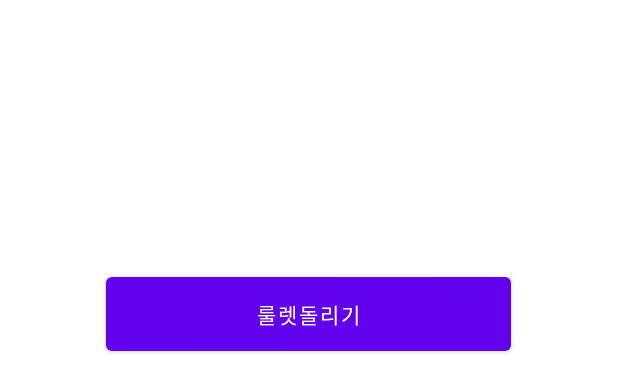
After one commit to onepinepollen/Capstone_Design_01, an Android app: the layout minigame_main.xml on its own in the app's theme, with its tools: preview values and no code run, on a phone screen of 412 x 824 dp. The commit adds this screen. Shown: the top 392 px of the screen. Run offline under Robolectric (Android 15) with nearby library versions, the phone set to English and light mode, and no system bars.

Commit message:
미니게임01

```diff
--- a/app/src/main/res/layout/activity_main.xml
+++ b/app/src/main/res/layout/activity_main.xml
@@ -17,7 +17,7 @@
         app:layout_constraintTop_toBottomOf="@+id/textView" />
 
     <Button
-        android:id="@+id/button2"
+        android:id="@+id/minigame"
         android:layout_width="270dp"
         android:layout_height="61dp"
         android:layout_marginTop="16dp"
--- /dev/null
+++ b/app/src/main/res/layout/minigame_main.xml
@@ -0,0 +1,20 @@
+<?xml version="1.0" encoding="utf-8"?>
+<androidx.constraintlayout.widget.ConstraintLayout xmlns:android="http://schemas.android.com/apk/res/android"
+    xmlns:app="http://schemas.android.com/apk/res-auto"
+    xmlns:tools="http://schemas.android.com/tools"
+    android:layout_width="match_parent"
+    android:layout_height="match_parent"
+    tools:context=".MainActivity">
+
+    <Button
+        android:id="@+id/rouletteButton"
+        android:layout_width="270dp"
+        android:layout_height="61dp"
+        android:layout_marginBottom="584dp"
+        android:text="룰렛돌리기"
+        app:layout_constraintBottom_toBottomOf="parent"
+        app:layout_constraintEnd_toEndOf="parent"
+        app:layout_constraintHorizontal_bias="0.496"
+        app:layout_constraintStart_toStartOf="parent" />
+
+</androidx.constraintlayout.widget.ConstraintLayout>
```
Also changed, not shown: app/src/main/java/com/example/more_close/MainActivity.java (+14 -1 lines), app/src/main/java/com/example/more_close/minigameMain.java (added, +26 -0 lines), app/src/main/res/layout/minigame01.xml (+5 -2 lines).
